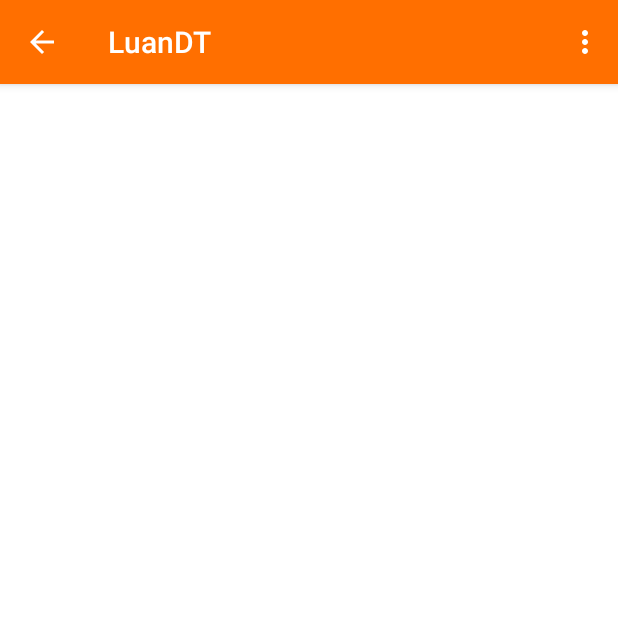
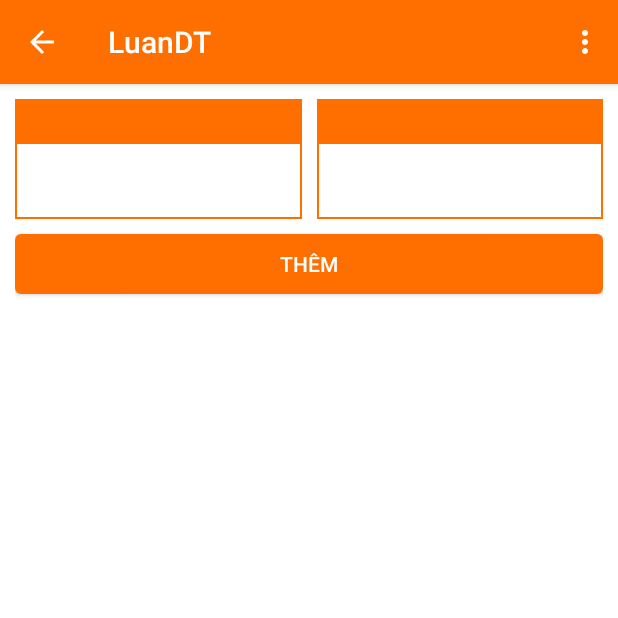
Before and after one commit to dovietnga0909/EnglishVocabulary, an Android app: the VocabularyActivity screen opened directly, with no data from a screen before it, on a phone screen of 412 x 824 dp, the top half of it. Run offline under Robolectric (Android 15) with nearby library versions, the phone set to English and light mode, and no system bars; 2 statements that could not run were skipped.

Commit message:
luandt add code

```diff
--- /dev/null
+++ b/Source/EnglishVocabulary/app/src/main/res/drawable/boder_layout_add_vocabulary.xml
@@ -0,0 +1,4 @@
+<?xml version="1.0" encoding="utf-8"?>
+<shape xmlns:android="http://schemas.android.com/apk/res/android" >
+    <stroke android:color="@color/actionBar" android:width="1dp"></stroke>
+</shape>
--- a/Source/EnglishVocabulary/app/src/main/res/layout/activity_vocabulary.xml
+++ b/Source/EnglishVocabulary/app/src/main/res/layout/activity_vocabulary.xml
@@ -1,11 +1,87 @@
-<RelativeLayout xmlns:android="http://schemas.android.com/apk/res/android"
+<LinearLayout xmlns:android="http://schemas.android.com/apk/res/android"
     xmlns:tools="http://schemas.android.com/tools"
     android:layout_width="match_parent"
     android:layout_height="match_parent"
     android:background="@android:color/white"
+    android:orientation="vertical"
     android:paddingLeft="@dimen/vocabulary_activity_margin"
     android:paddingRight="@dimen/vocabulary_activity_margin"
     tools:context="itpsoft.englishvocabulary.VocabularyActivity">
+
+    <!--add vocabulary-->
+    <LinearLayout
+        android:layout_width="match_parent"
+        android:layout_height="wrap_content"
+        android:minHeight="70dp"
+        android:layout_marginTop="@dimen/vocabulary_activity_margin"
+        android:orientation="horizontal">
+
+        <!--english-->
+        <LinearLayout
+            android:layout_width="match_parent"
+            android:layout_height="wrap_content"
+            android:layout_weight="1"
+            android:background="@drawable/boder_layout_add_vocabulary"
+            android:orientation="vertical">
+
+            <LinearLayout
+                android:layout_width="match_parent"
+                android:layout_height="30dp"
+                android:background="@color/actionBar"
+                android:orientation="horizontal">
+
+            </LinearLayout>
+
+            <EditText
+                android:layout_width="match_parent"
+                android:layout_height="wrap_content"
+                android:background="#00000000"
+                android:padding="5dp"
+                android:minHeight="50dp" />
+
+        </LinearLayout>
+
+        <!--sep-->
+
+        <TextView
+            android:layout_width="@dimen/vocabulary_activity_margin"
+            android:layout_height="wrap_content" />
+
+        <!--vietnamese-->
+        <LinearLayout
+            android:layout_width="match_parent"
+            android:layout_height="wrap_content"
+            android:layout_weight="1"
+            android:background="@drawable/boder_layout_add_vocabulary"
+            android:orientation="vertical">
+
+            <LinearLayout
+                android:layout_width="match_parent"
+                android:layout_height="30dp"
+                android:background="@color/actionBar"
+                android:orientation="horizontal">
+
+            </LinearLayout>
+
+            <EditText
+                android:layout_width="match_parent"
+                android:layout_height="wrap_content"
+                android:background="#00000000"
+                android:padding="5dp"
+                android:minHeight="50dp" />
+
+        </LinearLayout>
+    </LinearLayout>
+
+    <Button
+        android:id="@+id/btnAddVoca"
+        android:layout_width="match_parent"
+        android:layout_height="40dp"
+        android:layout_marginBottom="@dimen/vocabulary_activity_margin"
+        android:layout_marginTop="@dimen/vocabulary_activity_margin"
+        android:background="@drawable/bg_btn_ansers_selector"
+        android:text="@string/add_vocabulary"
+        android:textColor="@color/white" />
 
     <ListView
         android:id="@+id/listVocabulary"
@@ -16,4 +92,4 @@
 
     </ListView>
 
-</RelativeLayout>
+</LinearLayout>
--- a/Source/EnglishVocabulary/app/src/main/res/values/strings.xml
+++ b/Source/EnglishVocabulary/app/src/main/res/values/strings.xml
@@ -14,7 +14,9 @@
     <string name="title_activity_vocabulary">VocabularyActivity</string>
 
     <string name="hello_world">Hello world!</string>
+
     <!-- NgaDV-->
+
     <color name="cl_actionbar">#ff6f00</color>
     <color name="cl_actionbar_alpha">#60ff6f00</color>
     <color name="cl_pressed">#11aa4e</color>
@@ -22,7 +24,6 @@
     <color name="cl_selected_tabhost">#f0ff00</color>
     <color name="cl_background">#d9d9d9</color>
     <color name="cl_black">#000000</color>
-
 
     <string name="txt_tab_test_listen">Kỹ năng nghe</string>
     <string name="txt_tab_test_remember">Kỹ năng nhớ</string>
@@ -46,4 +47,7 @@
     <string name="off">Off</string>
     <string name="on">On</string>
     <!-- End - TuNT -->
+
+    <!--LuanDT-->
+    <string name="add_vocabulary">Thêm</string>
 </resources>
```
